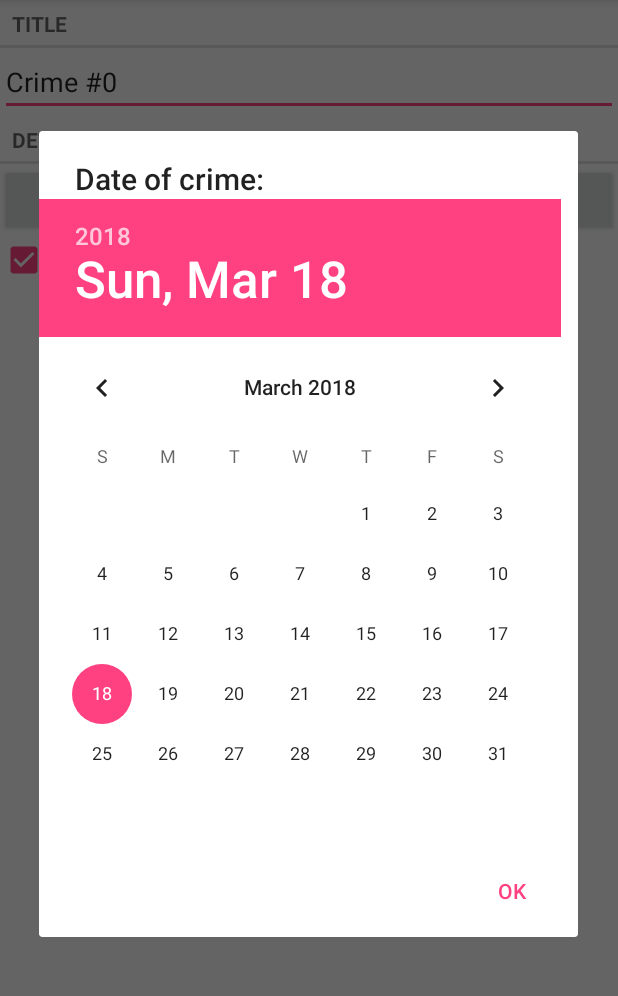
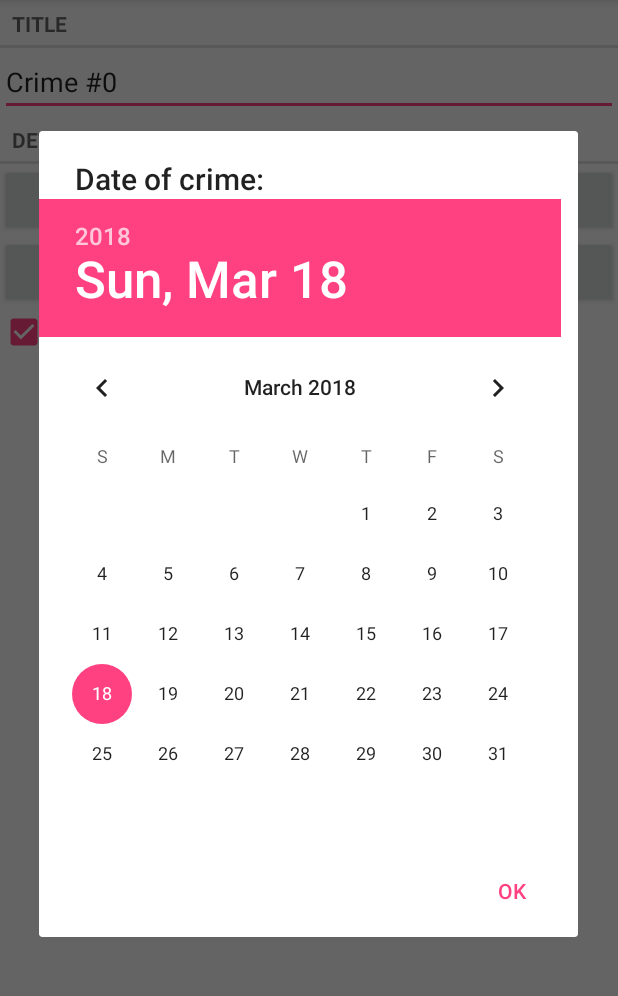
Before and after one commit to sarupahari/CriminalIntent, an Android app: the CrimeFragment screen opened directly, with no data from a screen before it, after a tap on an icon or button, on a phone screen of 412 x 824 dp, the part 84-1080 px from its top. Run offline under Robolectric (Android 15) with nearby library versions, the phone set to English and light mode, and no system bars.

Commit message:
Chapter12FirstChallenge

```diff
--- a/app/src/main/java/edu/wtamu/cis/cidm4385saru/criminalintent/CrimeFragment.java
+++ b/app/src/main/java/edu/wtamu/cis/cidm4385saru/criminalintent/CrimeFragment.java
@@ -36,6 +36,7 @@ public class CrimeFragment extends Fragment{
     private EditText mTitleField;
     private Button mDateButton;
     private CheckBox mSolvedCheckbox;
+    private Button mTimeButton;
 
     public static CrimeFragment newInstance (UUID crimeId){
         Bundle args = new Bundle();
@@ -90,6 +91,21 @@ public class CrimeFragment extends Fragment{
             }
         });
 
+
+        mTimeButton = (Button) v.findViewById(R.id.crime_date);
+        updateDate();
+        mTimeButton.setOnClickListener(new View.OnClickListener(){
+            @Override
+            public void onClick(View v){
+                FragmentManager manager = getFragmentManager();
+                DatePickerFragment dialog = DatePickerFragment
+                        .newInstance(mCrime.getDate());
+                dialog.setTargetFragment(CrimeFragment.this, REQUEST_DATE);
+                dialog.show(manager, DIALOG_DATE);
+            }
+        });
+
+
         mSolvedCheckbox = (CheckBox) v.findViewById(R.id.crime_solved);
         mSolvedCheckbox.setChecked(mCrime.isSolved());
         mSolvedCheckbox.setOnCheckedChangeListener(new CompoundButton.OnCheckedChangeListener() {
--- /dev/null
+++ b/app/src/main/res/layout/dialog_time.xml
@@ -0,0 +1,6 @@
+<?xml version="1.0" encoding="utf-8"?>
+<TimePicker xmlns:android="http://schemas.android.com/apk/res/android"
+    android:id="@+id/dialog_time_picker"
+    android:layout_width="wrap_content"
+    android:layout_height="wrap_content"
+    android:calendarViewShown="false"/>
--- a/app/src/main/res/layout/fragment_crime.xml
+++ b/app/src/main/res/layout/fragment_crime.xml
@@ -28,6 +28,11 @@
         android:layout_width="match_parent"
         android:layout_height="wrap_content"/>
 
+    <Button
+        android:id="@+id/crime_time"
+        android:layout_width="match_parent"
+        android:layout_height="wrap_content"/>
+
     <CheckBox
         android:id="@+id/crime_solved"
         android:layout_width="match_parent"
--- a/app/src/main/res/values/strings.xml
+++ b/app/src/main/res/values/strings.xml
@@ -5,4 +5,5 @@
     <string name="crime_details_label">Details</string>
     <string name="crime_solved_label">Solved</string>
     <string name="date_picker_title">Date of crime:</string>
+    <string name="time_picker_title">Time of crime:</string>
 </resources>
```
Also changed, not shown: app/src/main/java/edu/wtamu/cis/cidm4385saru/criminalintent/TimePickerFragment.java (added, +99 -0 lines).
